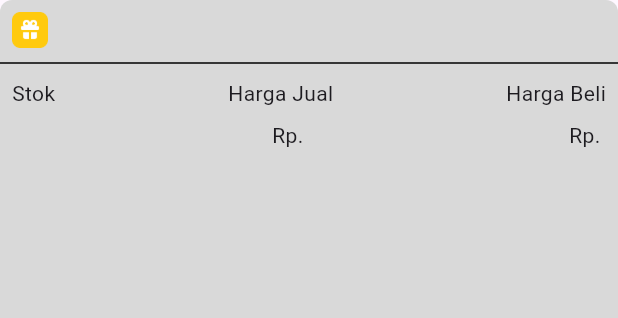
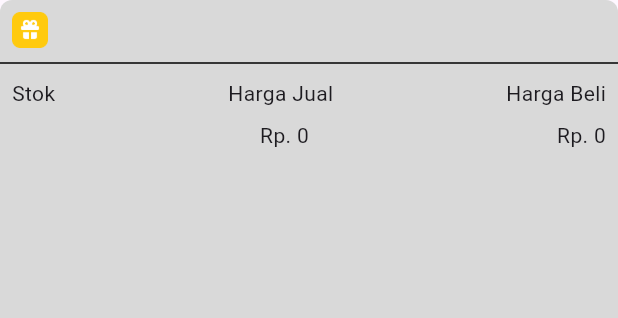
Before and after one commit to Lamz16/track_inv_flutter, a Flutter app: the CardLongInventoryItem widget shown alone on an empty page, opened directly with empty values, on a phone screen of 412 x 824 dp. Shown: the top 318 px of the screen. Run offline on Flutter 3.47's test engine with Material 3 defaults, Android fonts, the phone set to English and light mode, and no system bars; our stand-ins replace firebase_core; accounts and stored records are empty; generated files the repository leaves out were written again.

Commit message:
add formatted currency for price

```diff
--- a/lib/components/card_long_inventory_item.dart
+++ b/lib/components/card_long_inventory_item.dart
@@ -1,4 +1,5 @@
 import 'package:flutter/material.dart';
+import 'package:intl/intl.dart';
 
 class CardLongInventoryItem extends StatelessWidget {
   String itemName;
@@ -16,6 +17,17 @@ class CardLongInventoryItem extends StatelessWidget {
   @override
   Widget build(BuildContext context) {
     double padItemInventory = 8.0;
+    final formattedBuyPrice = NumberFormat.currency(
+      locale: 'id_ID',
+      symbol: '',
+      decimalDigits: 0,
+    ).format(int.tryParse(buyPrice) ?? 0);
+
+    final formattedSellPrice = NumberFormat.currency(
+      locale: 'id_ID',
+      symbol: '',
+      decimalDigits: 0,
+    ).format(int.tryParse(sellPrice) ?? 0);
 
     return Container(
       width: double.infinity,
@@ -75,9 +87,9 @@ class CardLongInventoryItem extends StatelessWidget {
               children: [
                 Text(stock),
                 Spacer(),
-                Text('Rp. $sellPrice'),
+                Text('Rp. $formattedSellPrice'),
                 Spacer(),
-                Text('Rp. $buyPrice')
+                Text('Rp. $formattedBuyPrice')
               ],
             ),
           )
```
